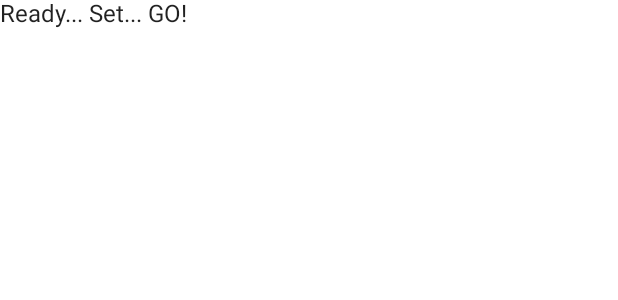
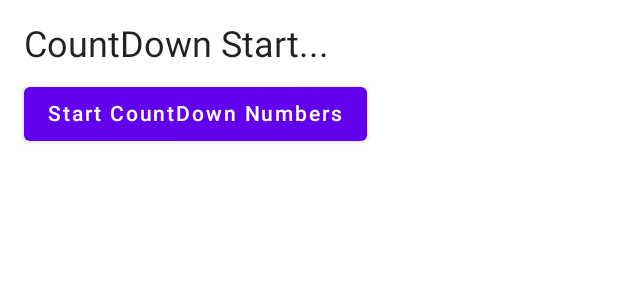
Before and after one commit to rugue/NickOfTime, an Android app built with Jetpack Compose: the @Preview function LightPreview, on a phone screen of 412 x 824 dp. Shown: the top 300 px of the screen. Run offline under Robolectric (Android 15) with nearby library versions, the phone set to English and light mode, and no system bars.

Commit message:
Created the Countdown timer

```diff
--- a/app/src/main/java/com/example/androiddevchallenge/MainActivity.kt
+++ b/app/src/main/java/com/example/androiddevchallenge/MainActivity.kt
@@ -16,14 +16,24 @@
 package com.example.androiddevchallenge
 
 import android.os.Bundle
+import android.os.CountDownTimer
 import androidx.activity.compose.setContent
 import androidx.appcompat.app.AppCompatActivity
+import androidx.compose.foundation.layout.Arrangement
+import androidx.compose.foundation.layout.Column
+import androidx.compose.foundation.layout.padding
+import androidx.compose.material.Button
 import androidx.compose.material.MaterialTheme
 import androidx.compose.material.Surface
 import androidx.compose.material.Text
 import androidx.compose.runtime.Composable
+import androidx.compose.runtime.mutableStateOf
+import androidx.compose.runtime.remember
+import androidx.compose.ui.Modifier
 import androidx.compose.ui.tooling.preview.Preview
+import androidx.compose.ui.unit.dp
 import com.example.androiddevchallenge.ui.theme.MyTheme
+import androidx.compose.runtime.*
 
 class MainActivity : AppCompatActivity() {
     override fun onCreate(savedInstanceState: Bundle?) {
@@ -40,9 +50,34 @@ class MainActivity : AppCompatActivity() {
 @Composable
 fun MyApp() {
     Surface(color = MaterialTheme.colors.background) {
-        Text(text = "Ready... Set... GO!")
+        var nums: Long by remember { mutableStateOf(10) }
+        var setView: String by remember { mutableStateOf("CountDown Start...") }
+        val countNum = object : CountDownTimer(10000, 1000) {
+
+            override fun onTick(millisUntilFinished: Long) {
+                nums = millisUntilFinished / 1000
+                setView = "$nums"
+            }
+
+            override fun onFinish() {
+                setView = "Finish"
+            }
+
+        }
+        //set design
+        Column(modifier = Modifier.padding(16.dp),
+        verticalArrangement = Arrangement.Center){
+            Text(text = setView,
+            modifier = Modifier.padding(bottom = 8.dp),
+            style = MaterialTheme.typography.h5)
+            Button(onClick = { countNum.start() }){
+                Text(text = "Start CountDown Numbers")
+            }
+        }
     }
 }
+
+
 
 @Preview("Light Theme", widthDp = 360, heightDp = 640)
 @Composable
```
